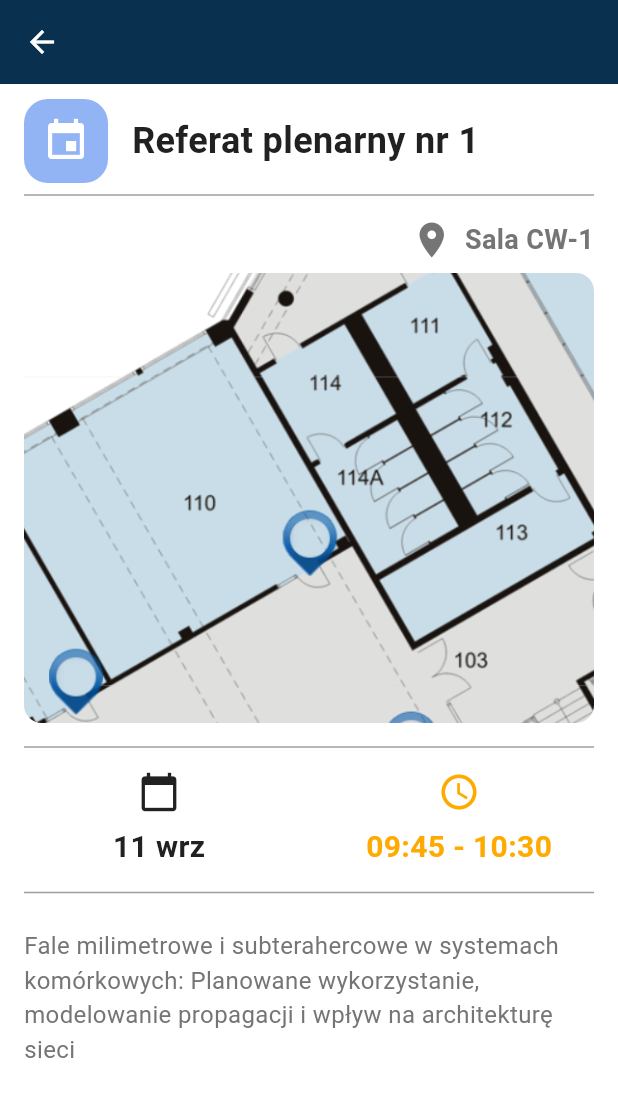
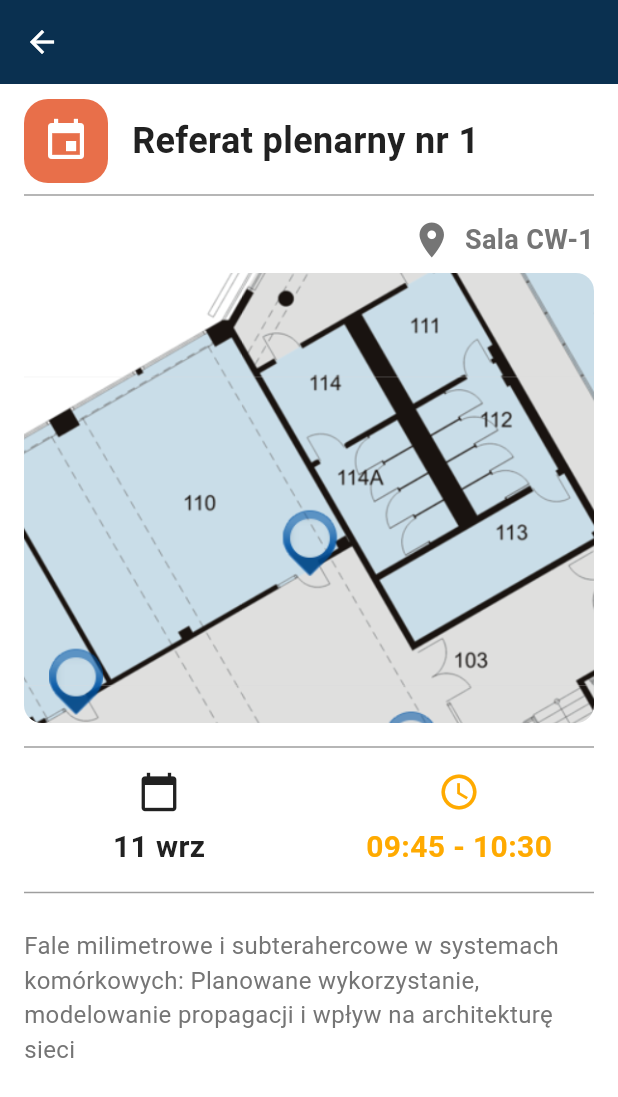
Before and after one commit to haniagibus/KRiT_2025_app, a Flutter app: the EventScreen screen opened directly with sample values from the repository, on a phone screen of 412 x 824 dp. Shown: the top 1097 px of the screen. Run offline on Flutter 3.47's test engine with Material 3 defaults, Android fonts, the phone set to English and light mode, and no system bars; missing offline and left inert: flutter_pdfview.

Commit message:
clean-up

```diff
--- a/lib/views/screens/home/home_screen.dart
+++ b/lib/views/screens/home/home_screen.dart
@@ -18,14 +18,12 @@ class _HomeScreenState extends State<HomeScreen> {
     _eventsDataStorage = EventsDataStorage(_refresh);
   }
 
-  // Funkcja odświeżająca widok
   void _refresh() {
     setState(() {});
   }
 
   @override
   Widget build(BuildContext context) {
-    // Pobieramy listę ulubionych wydarzeń
     final favoriteEvents = _eventsDataStorage.favoriteEvents;
 
     return Scaffold(
@@ -33,10 +31,6 @@ class _HomeScreenState extends State<HomeScreen> {
         padding: const EdgeInsets.symmetric(vertical: 16.0, horizontal: 16.0),
         child: Column(
           children: [
-            // Padding(
-            //   padding: const EdgeInsets.only(bottom: 16.0),
-            //   child: SearchBarApp(),
-            // ),
             ClipRRect(
               borderRadius: BorderRadius.circular(12.0),
               child: Image.asset(
--- a/lib/views/screens/reports/report_screen.dart
+++ b/lib/views/screens/reports/report_screen.dart
@@ -60,7 +60,7 @@ class ReportScreen extends StatelessWidget {
                   ),
                   const SizedBox(width: 8),
                   Text(
-                    "by ${report.author}",
+                    report.author,
                     style: const TextStyle(
                       fontSize: 18,
                       fontWeight: FontWeight.bold,
--- a/lib/views/screens/reports/reports_screen.dart
+++ b/lib/views/screens/reports/reports_screen.dart
@@ -34,7 +34,6 @@ class _ReportsViewState extends State<ReportsScreen> {
   Widget build(BuildContext context) {
     return Column(
       children: [
-        // Pasek wyszukiwania
         SearchBarApp(
           onChanged: (String value) {
             setState(() {
@@ -42,7 +41,6 @@ class _ReportsViewState extends State<ReportsScreen> {
             });
           },
         ),
-        // Wyświetlanie listy referatów
         Expanded(
           child: ListView.builder(
             itemCount: _filteredReports.length,
@@ -51,7 +49,6 @@ class _ReportsViewState extends State<ReportsScreen> {
               return ReportTile(
                 report: report,
                 onTap: () {
-                  // Przejście do szczegółów referatu
                 },
               );
             },
--- a/lib/views/screens/schedule/event_screen.dart
+++ b/lib/views/screens/schedule/event_screen.dart
@@ -26,7 +26,7 @@ class EventScreen extends StatelessWidget {
               child: Row(
                 children: [
                   ElementIcon(
-                      backgroundColor: AppColors.secondary,
+                      backgroundColor: AppColors.plenary_session,
                       icon: Icons.event
                   ),
                   const SizedBox(width: 16),
@@ -43,92 +43,29 @@ class EventScreen extends StatelessWidget {
                 ],
               ),
             ),
-            // const Divider(
-            //   color: Colors.grey,
-            //   thickness: 1,
-            //   indent: 16,
-            //   endIndent: 16,
-            // ),
-            // const SizedBox(height: 16),
-            // Event Details
             Padding(
               padding: const EdgeInsets.symmetric(horizontal: 16.0),
               child: Column(
                 crossAxisAlignment: CrossAxisAlignment.start,
                 children: [
-                  // // Data i godzina w dwóch kolumnach, przedzielone widocznym Dividerem
-                  // Row(
-                  //   mainAxisAlignment: MainAxisAlignment.center, // Wyśrodkowanie kolumn
-                  //   children: [
-                  //     // Kolumna dla daty
-                  //     Expanded(
-                  //       child: Column(
-                  //         children: [
-                  //           Icon(
-                  //             Icons.calendar_today,
-                  //             size: 28,
-                  //             color: AppColors.text_primary,
-                  //           ),
-                  //           const SizedBox(height: 8),
-                  //           Text(
-                  //             event.formattedDate, // Zmieniona data na polski format
-                  //             style: const TextStyle(
-                  //               fontSize: 20,
-                  //               fontWeight: FontWeight.bold,
-                  //               color: AppColors.text_primary,
-                  //             ),
-                  //           ),
-                  //         ],
-                  //       ),
-                  //     ),
-                  //     // Divider pomiędzy datą a godziną
-                  //     const VerticalDivider(
-                  //       color: AppColors.primary,
-                  //       thickness: 2, // Grubość dividera
-                  //       width: 20,
-                  //     ),
-                  //     // Kolumna dla godziny
-                  //     Expanded(
-                  //       child: Column(
-                  //         children: [
-                  //           Icon(
-                  //             Icons.access_time,
-                  //             size: 28,
-                  //             color: AppColors.accent,
-                  //           ),
-                  //           const SizedBox(height: 8),
-                  //           Text(
-                  //             event.formattedTime, // Wyświetlanie godzin
-                  //             style: const TextStyle(
-                  //               fontSize: 20,
-                  //               fontWeight: FontWeight.bold,
-                  //               color: AppColors.accent,
-                  //             ),
-                  //           ),
-                  //         ],
-                  //       ),
-                  //     ),
-                  //   ],
-                  // ),
                   const Divider(
                     color: Colors.grey,
                     thickness: 1,
                   ),
                   const SizedBox(height: 8),
-                  // Sala - umieszczona pod spodem, niewyśrodkowana
                   Row(
                     mainAxisAlignment: MainAxisAlignment.end,  // Aligns the children to the right
                     children: [
                       Icon(
                         Icons.room,
-                        size: 28, // Zmniejszenie rozmiaru ikony
+                        size: 28,
                         color: AppColors.text_secondary,
                       ),
                       const SizedBox(width: 8),
                       Text(
-                        event.room, // Zmieniamy na nazwę sali
+                        event.room,
                         style: const TextStyle(
-                          fontSize: 18, // Mniejsza czcionka
+                          fontSize: 18,
                           fontWeight: FontWeight.bold,
                           color: AppColors.text_secondary,
                         ),
@@ -151,11 +88,9 @@ class EventScreen extends StatelessWidget {
                     thickness: 1,
                   ),
                   const SizedBox(height: 8),
-                  // Data i godzina w dwóch kolumnach, przedzielone widocznym Dividerem
                   Row(
-                    mainAxisAlignment: MainAxisAlignment.center, // Wyśrodkowanie kolumn
+                    mainAxisAlignment: MainAxisAlignment.center,
                     children: [
-                      // Kolumna dla daty
                       Expanded(
                         child: Column(
                           children: [
@@ -166,7 +101,7 @@ class EventScreen extends StatelessWidget {
                             ),
                             const SizedBox(height: 8),
                             Text(
-                              event.formattedDate, // Zmieniona data na polski format
+                              event.formattedDate,
                               style: const TextStyle(
                                 fontSize: 20,
                                 fontWeight: FontWeight.bold,
@@ -176,13 +111,11 @@ class EventScreen extends StatelessWidget {
                           ],
                         ),
                       ),
-                      // Divider pomiędzy datą a godziną
                       const VerticalDivider(
                         color: AppColors.primary,
-                        thickness: 2, // Grubość dividera
+                        thickness: 2,
                         width: 20,
                       ),
-                      // Kolumna dla godziny
                       Expanded(
                         child: Column(
                           children: [
@@ -193,7 +126,7 @@ class EventScreen extends StatelessWidget {
                             ),
                             const SizedBox(height: 8),
                             Text(
-                              event.formattedTime, // Wyświetlanie godzin
+                              event.formattedTime,
                               style: const TextStyle(
                                 fontSize: 20,
                                 fontWeight: FontWeight.bold,
@@ -211,7 +144,6 @@ class EventScreen extends StatelessWidget {
                     thickness: 1,
                   ),
                   const SizedBox(height: 16),
-                  // Opis wydarzenia
                   Text(
                     event.description,
                     style: const TextStyle(
--- a/lib/views/widgets/element_icon.dart
+++ b/lib/views/widgets/element_icon.dart
@@ -11,13 +11,13 @@ class ElementIcon extends StatelessWidget {
 
   const ElementIcon({
     Key? key,
-    required this.backgroundColor, // Required parameter for background color
-    required this.icon,            // Required parameter for icon
-    this.iconSize = 32.0,          // Default size for the icon
-    this.iconColor = Colors.white, // Default color for the icon
-    this.width = 56.0,             // Default width of the container
-    this.height = 56.0,            // Default height of the container
-    this.borderRadius = 16.0,      // Default border radius
+    required this.backgroundColor,
+    required this.icon,
+    this.iconSize = 32.0,
+    this.iconColor = Colors.white,
+    this.width = 56.0,
+    this.height = 56.0,
+    this.borderRadius = 16.0,
   }) : super(key: key);
 
   @override
--- a/lib/views/widgets/schedule/calendar_widget.dart
+++ b/lib/views/widgets/schedule/calendar_widget.dart
@@ -32,9 +32,8 @@ class _CalendarWidgetState extends State<CalendarWidget> {
   }
 
   void _initializeDates() {
-    // final now = DateTime.now();
-    final now = DateTime(2024, 9, 11);
-    _availableDates = List.generate(3, (index) => now.add(Duration(days: index)));
+    final start = DateTime(2024, 9, 11);
+    _availableDates = List.generate(3, (index) => start.add(Duration(days: index)));
   }
 
   void _filterEventsByDate() {
--- a/lib/views/widgets/schedule/event_tile.dart
+++ b/lib/views/widgets/schedule/event_tile.dart
@@ -15,7 +15,6 @@ class EventTile extends StatelessWidget {
   Widget build(BuildContext context) {
     return GestureDetector(
       onTap: () {
-        // Navigate to the EventScreen when the tile is tapped
         Navigator.push(
           context,
           MaterialPageRoute(
--- a/lib/views/widgets/searchbar_widget.dart
+++ b/lib/views/widgets/searchbar_widget.dart
@@ -62,7 +62,7 @@ class SearchBarApp extends StatefulWidget {
 
 class _SearchBarAppState extends State<SearchBarApp> {
   final SearchController _controller = SearchController();
-  String _searchQuery = ""; // Zmienna do przechowywania wartości zapytania
+  String _searchQuery = "";
   bool isDark = false;
 
 
```
Also changed, not shown: lib/models/event/events_data_storage.dart (+1 -11 lines), lib/views/widgets/reports/report_tile.dart (+2 -15 lines).
